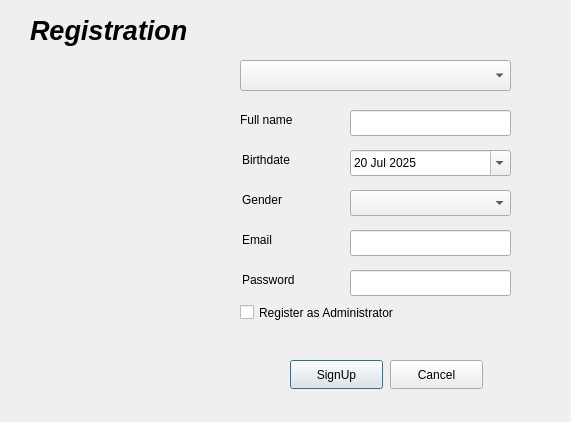
SandrAdora/GPA_Calculator, file registration_dialog.ui: the form before one commit.
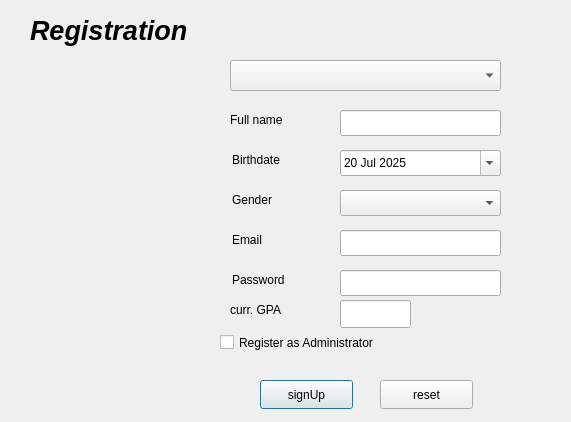
The form after the commit. Icons and pictures are not drawn.

Diff of the .ui file:
```diff
--- a/registration_dialog.ui
+++ b/registration_dialog.ui
@@ -16,10 +16,10 @@
   <widget class="QWidget" name="widget" native="true">
    <property name="geometry">
     <rect>
-     <x>220</x>
+     <x>210</x>
      <y>40</y>
-     <width>331</width>
-     <height>291</height>
+     <width>341</width>
+     <height>321</height>
     </rect>
    </property>
    <widget class="QComboBox" name="comboBox_courses">
@@ -169,8 +169,8 @@
    <widget class="QCheckBox" name="checkBox_reg_as_admin">
     <property name="geometry">
      <rect>
-      <x>20</x>
-      <y>260</y>
+      <x>10</x>
+      <y>290</y>
       <width>161</width>
       <height>25</height>
      </rect>
@@ -179,6 +179,29 @@
      <string>Register as Administrator</string>
     </property>
    </widget>
+   <widget class="QLabel" name="label">
+    <property name="geometry">
+     <rect>
+      <x>20</x>
+      <y>260</y>
+      <width>63</width>
+      <height>20</height>
+     </rect>
+    </property>
+    <property name="text">
+     <string>curr. GPA</string>
+    </property>
+   </widget>
+   <widget class="QLineEdit" name="lineEdit_current_gpa">
+    <property name="geometry">
+     <rect>
+      <x>130</x>
+      <y>260</y>
+      <width>71</width>
+      <height>28</height>
+     </rect>
+    </property>
+   </widget>
   </widget>
   <widget class="QLabel" name="label_registration">
    <property name="geometry">
@@ -203,27 +226,27 @@
   <widget class="QPushButton" name="pushButton_signUp">
    <property name="geometry">
     <rect>
-     <x>290</x>
-     <y>360</y>
+     <x>260</x>
+     <y>380</y>
      <width>93</width>
      <height>29</height>
     </rect>
    </property>
    <property name="text">
-    <string>SignUp</string>
+    <string>signUp</string>
    </property>
   </widget>
   <widget class="QPushButton" name="pushButton_cancel">
    <property name="geometry">
     <rect>
-     <x>390</x>
-     <y>360</y>
+     <x>380</x>
+     <y>380</y>
      <width>93</width>
      <height>29</height>
     </rect>
    </property>
    <property name="text">
-    <string>Cancel</string>
+    <string>reset</string>
    </property>
   </widget>
   <widget class="QLabel" name="label_registration_2">
```
